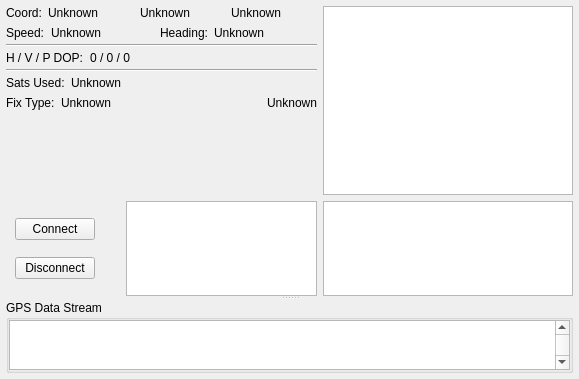
First picture: the form in ground/openpilotgcs/src/plugins/gpsdisplay/gpsdisplaywidget.ui, repository openpilot/OpenPilot, before the edit.
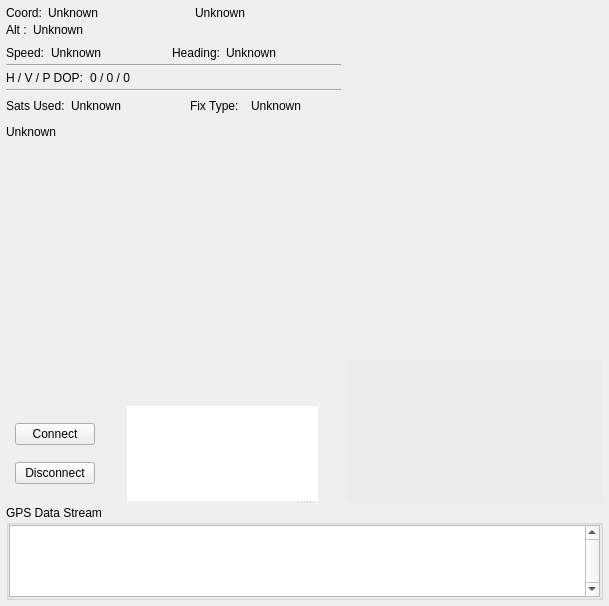
Second picture: the form after the edit. Custom widgets are drawn as their Qt base class.

Diff of the .ui file:
```diff
--- a/ground/openpilotgcs/src/plugins/gpsdisplay/gpsdisplaywidget.ui
+++ b/ground/openpilotgcs/src/plugins/gpsdisplay/gpsdisplaywidget.ui
@@ -6,8 +6,8 @@
    <rect>
     <x>0</x>
     <y>0</y>
-    <width>579</width>
-    <height>379</height>
+    <width>609</width>
+    <height>606</height>
    </rect>
   </property>
   <property name="sizePolicy">
@@ -39,13 +39,168 @@
      </property>
      <widget class="QWidget" name="layoutWidget">
       <layout class="QGridLayout" name="gridLayout" rowstretch="1,0" columnstretch="1,0">
-       <item row="0" column="0">
-        <layout class="QVBoxLayout" name="infoVerticalLayout" stretch="0,0,0,0,0,0,0,0,0,0,0,0,0,1">
+       <item row="1" column="1">
+        <widget class="GpsSnrWidget" name="gpsSnrWidget">
+         <property name="minimumSize">
+          <size>
+           <width>0</width>
+           <height>0</height>
+          </size>
+         </property>
+         <property name="maximumSize">
+          <size>
+           <width>400</width>
+           <height>140</height>
+          </size>
+         </property>
+         <property name="palette">
+          <palette>
+           <active>
+            <colorrole role="Base">
+             <brush brushstyle="SolidPattern">
+              <color alpha="255">
+               <red>236</red>
+               <green>236</green>
+               <blue>236</blue>
+              </color>
+             </brush>
+            </colorrole>
+            <colorrole role="Window">
+             <brush brushstyle="SolidPattern">
+              <color alpha="255">
+               <red>237</red>
+               <green>237</green>
+               <blue>237</blue>
+              </color>
+             </brush>
+            </colorrole>
+           </active>
+           <inactive>
+            <colorrole role="Base">
+             <brush brushstyle="SolidPattern">
+              <color alpha="255">
+               <red>236</red>
+               <green>236</green>
+               <blue>236</blue>
+              </color>
+             </brush>
+            </colorrole>
+            <colorrole role="Window">
+             <brush brushstyle="SolidPattern">
+              <color alpha="255">
+               <red>237</red>
+               <green>237</green>
+               <blue>237</blue>
+              </color>
+             </brush>
+            </colorrole>
+           </inactive>
+           <disabled>
+            <colorrole role="Base">
+             <brush brushstyle="SolidPattern">
+              <color alpha="255">
+               <red>236</red>
+               <green>236</green>
+               <blue>236</blue>
+              </color>
+             </brush>
+            </colorrole>
+            <colorrole role="Window">
+             <brush brushstyle="SolidPattern">
+              <color alpha="255">
+               <red>236</red>
+               <green>236</green>
+               <blue>236</blue>
+              </color>
+             </brush>
+            </colorrole>
+           </disabled>
+          </palette>
+         </property>
+         <property name="toolTip">
+          <string>&lt;html&gt;&lt;head/&gt;&lt;body&gt;&lt;p&gt;Displays the SNR for each detected sat. Satellite number (PRN) is displayed inside the green bar (GPS) or orange bar (SBAS). Sat SNR is displayed above (in dBHz)&lt;/p&gt;&lt;/body&gt;&lt;/html&gt;</string>
+         </property>
+         <property name="autoFillBackground">
+          <bool>false</bool>
+         </property>
+         <property name="frameShape">
+          <enum>QFrame::Panel</enum>
+         </property>
+         <property name="lineWidth">
+          <number>0</number>
+         </property>
+         <property name="verticalScrollBarPolicy">
+          <enum>Qt::ScrollBarAlwaysOff</enum>
+         </property>
+         <property name="horizontalScrollBarPolicy">
+          <enum>Qt::ScrollBarAlwaysOff</enum>
+         </property>
+        </widget>
+       </item>
+       <item row="0" column="1">
+        <layout class="QVBoxLayout" name="verticalLayout_3" stretch="0,1">
          <property name="spacing">
           <number>0</number>
          </property>
          <item>
-          <layout class="QHBoxLayout" name="infoHorizontalLayout1" stretch="0,0,1,0,1,0,1">
+          <widget class="GpsConstellationWidget" name="gpsSky">
+           <property name="enabled">
+            <bool>true</bool>
+           </property>
+           <property name="maximumSize">
+            <size>
+             <width>400</width>
+             <height>400</height>
+            </size>
+           </property>
+           <property name="styleSheet">
+            <string notr="true">background-color: rgba(255, 255, 255, 0);</string>
+           </property>
+           <property name="frameShape">
+            <enum>QFrame::Panel</enum>
+           </property>
+           <property name="verticalScrollBarPolicy">
+            <enum>Qt::ScrollBarAlwaysOff</enum>
+           </property>
+           <property name="horizontalScrollBarPolicy">
+            <enum>Qt::ScrollBarAlwaysOff</enum>
+           </property>
+           <property name="backgroundBrush">
+            <brush brushstyle="NoBrush">
+             <color alpha="255">
+              <red>0</red>
+              <green>0</green>
+              <blue>0</blue>
+             </color>
+            </brush>
+           </property>
+          </widget>
+         </item>
+         <item>
+          <spacer name="verticalSpacer_2">
+           <property name="orientation">
+            <enum>Qt::Vertical</enum>
+           </property>
+           <property name="sizeType">
+            <enum>QSizePolicy::Expanding</enum>
+           </property>
+           <property name="sizeHint" stdset="0">
+            <size>
+             <width>20</width>
+             <height>40</height>
+            </size>
+           </property>
+          </spacer>
+         </item>
+        </layout>
+       </item>
+       <item row="0" column="0" rowspan="2">
+        <layout class="QVBoxLayout" name="infoVerticalLayout" stretch="0,0,0,0,0,0,0,0,0,0,0,0,0,0,0,1,0">
+         <property name="spacing">
+          <number>0</number>
+         </property>
+         <item>
+          <layout class="QHBoxLayout" name="infoHorizontalLayout1" stretch="0,0,1,0,1,0">
            <property name="spacing">
             <number>0</number>
            </property>
@@ -118,6 +273,36 @@
              </property>
             </spacer>
            </item>
+          </layout>
+         </item>
+         <item>
+          <layout class="QHBoxLayout" name="horizontalLayout_2">
+           <property name="topMargin">
+            <number>0</number>
+           </property>
+           <item>
+            <widget class="QLabel" name="alt_label">
+             <property name="text">
+              <string>Alt :</string>
+             </property>
+            </widget>
+           </item>
+           <item>
+            <spacer name="horizontalSpacer_15">
+             <property name="orientation">
+              <enum>Qt::Horizontal</enum>
+             </property>
+             <property name="sizeType">
+              <enum>QSizePolicy::Minimum</enum>
+             </property>
+             <property name="sizeHint" stdset="0">
+              <size>
+               <width>6</width>
+               <height>20</height>
+              </size>
+             </property>
+            </spacer>
+           </item>
            <item>
             <widget class="QLabel" name="coord_value_3">
              <property name="text">
@@ -125,6 +310,19 @@
              </property>
             </widget>
            </item>
+           <item>
+            <spacer name="horizontalSpacer_16">
+             <property name="orientation">
+              <enum>Qt::Horizontal</enum>
+             </property>
+             <property name="sizeHint" stdset="0">
+              <size>
+               <width>40</width>
+               <height>20</height>
+              </size>
+             </property>
+            </spacer>
+           </item>
           </layout>
          </item>
          <item>
@@ -342,7 +540,7 @@
           </spacer>
          </item>
          <item>
-          <layout class="QHBoxLayout" name="infoHorizontalLayout4" stretch="0,0,1">
+          <layout class="QHBoxLayout" name="infoHorizontalLayout4" stretch="0,0,1,0,0,0,0,0,0,0">
            <property name="spacing">
             <number>0</number>
            </property>
@@ -371,34 +569,46 @@
            </item>
            <item>
             <widget class="QLabel" name="status_value">
+             <property name="maximumSize">
+              <size>
+               <width>100</width>
+               <height>16777215</height>
+              </size>
+             </property>
              <property name="text">
               <string>Unknown</string>
              </property>
             </widget>
            </item>
-          </layout>
+           <item>
+            <spacer name="horizontalSpacer_17">
+             <property name="orientation">
+              <enum>Qt::Horizontal</enum>
+             </property>
+             <property name="sizeHint" stdset="0">
+              <size>
+               <width>40</width>
+               <height>20</height>
+              </size>
+             </property>
+            </spacer>
          </item>
          <item>
-          <spacer name="verticalSpacer_4">
+            <spacer name="horizontalSpacer_11">
            <property name="orientation">
-            <enum>Qt::Vertical</enum>
+              <enum>Qt::Horizontal</enum>
            </property>
            <property name="sizeType">
-            <enum>QSizePolicy::Preferred</enum>
+              <enum>QSizePolicy::Minimum</enum>
            </property>
            <property name="sizeHint" stdset="0">
             <size>
-             <width>20</width>
-             <height>6</height>
+               <width>6</width>
+               <height>0</height>
             </size>
            </property>
           </spacer>
          </item>
-         <item>
-          <layout class="QHBoxLayout" name="infoHorizontalLayout5" stretch="0,0,1,0,0">
-           <property name="spacing">
-            <number>0</number>
-           </property>
            <item>
             <widget class="QLabel" name="fix_label">
              <property name="text">
@@ -407,7 +617,7 @@
             </widget>
            </item>
            <item>
-            <spacer name="horizontalSpacer_11">
+            <spacer name="horizontalSpacer_20">
              <property name="orientation">
               <enum>Qt::Horizontal</enum>
              </property>
@@ -422,20 +632,13 @@
              </property>
             </spacer>
            </item>
-           <item>
-            <widget class="QLabel" name="fix_value">
-             <property name="text">
-              <string>Unknown</string>
-             </property>
-            </widget>
-           </item>
            <item>
             <spacer name="horizontalSpacer_12">
              <property name="orientation">
               <enum>Qt::Horizontal</enum>
              </property>
              <property name="sizeType">
-              <enum>QSizePolicy::Minimum</enum>
+              <enum>QSizePolicy::Expanding</enum>
              </property>
              <property name="sizeHint" stdset="0">
               <size>
@@ -445,13 +648,85 @@
              </property>
             </spacer>
            </item>
+           <item>
+            <widget class="QLabel" name="fix_value">
+             <property name="text">
+              <string>Unknown</string>
+             </property>
+            </widget>
+           </item>
+           <item>
+            <spacer name="horizontalSpacer_19">
+             <property name="orientation">
+              <enum>Qt::Horizontal</enum>
+             </property>
+             <property name="sizeHint" stdset="0">
+              <size>
+               <width>40</width>
+               <height>20</height>
+              </size>
+             </property>
+            </spacer>
+           </item>
+          </layout>
+         </item>
+         <item>
+          <spacer name="verticalSpacer_4">
+           <property name="orientation">
+            <enum>Qt::Vertical</enum>
+           </property>
+           <property name="sizeType">
+            <enum>QSizePolicy::Preferred</enum>
+           </property>
+           <property name="sizeHint" stdset="0">
+            <size>
+             <width>20</width>
+             <height>6</height>
+            </size>
+           </property>
+          </spacer>
+         </item>
+         <item>
+          <layout class="QHBoxLayout" name="infoHorizontalLayout5" stretch="0,0">
+           <property name="spacing">
+            <number>0</number>
+           </property>
+           <property name="topMargin">
+            <number>0</number>
+           </property>
            <item>
             <widget class="QLabel" name="time_value">
+             <property name="maximumSize">
+              <size>
+               <width>16777215</width>
+               <height>16777215</height>
+              </size>
+             </property>
              <property name="text">
               <string>Unknown</string>
              </property>
             </widget>
            </item>
+           <item>
+            <spacer name="horizontalSpacer_18">
+             <property name="orientation">
+              <enum>Qt::Horizontal</enum>
+             </property>
+             <property name="sizeHint" stdset="0">
+              <size>
+               <width>40</width>
+               <height>20</height>
+              </size>
+             </property>
+            </spacer>
+           </item>
+          </layout>
+         </item>
+         <item>
+          <layout class="QHBoxLayout" name="horizontalLayout_3">
+           <property name="topMargin">
+            <number>0</number>
+           </property>
           </layout>
          </item>
          <item>
@@ -470,10 +745,8 @@
            </property>
           </spacer>
          </item>
-        </layout>
-       </item>
-       <item row="1" column="0">
-        <layout class="QHBoxLayout" name="horizontalLayout2" stretch="0,0,0,1,0">
+         <item>
+          <layout class="QHBoxLayout" name="horizontalLayout2" stretch="0,0,0,0,0,0">
          <property name="spacing">
           <number>0</number>
          </property>
@@ -532,6 +805,9 @@
            <property name="orientation">
             <enum>Qt::Horizontal</enum>
            </property>
+             <property name="sizeType">
+              <enum>QSizePolicy::Expanding</enum>
+             </property>
            <property name="sizeHint" stdset="0">
             <size>
              <width>0</width>
@@ -564,7 +840,13 @@
             <bool>false</bool>
            </property>
            <property name="toolTip">
-            <string extracomment="Location of GCS on the Earth"/>
+              <string extracomment="Location of GCS on the Earth">&lt;html&gt;&lt;head/&gt;&lt;body&gt;&lt;p&gt;Location of GCS on the Earth&lt;/p&gt;&lt;/body&gt;&lt;/html&gt;</string>
+             </property>
+             <property name="frameShape">
+              <enum>QFrame::NoFrame</enum>
+             </property>
+             <property name="lineWidth">
+              <number>0</number>
            </property>
            <property name="verticalScrollBarPolicy">
             <enum>Qt::ScrollBarAlwaysOff</enum>
@@ -577,65 +859,20 @@
            </property>
           </widget>
          </item>
-        </layout>
-       </item>
-       <item row="1" column="1">
-        <widget class="GpsSnrWidget" name="gpsSnrWidget">
-         <property name="maximumSize">
-          <size>
-           <width>250</width>
-           <height>95</height>
-          </size>
-         </property>
-         <property name="toolTip">
-          <string>Displays the SNR for each detected sat.
-Satellite number (PRN) is displayed inside the green bar.
-Sat SNR is displayed above (in dBHz)</string>
-         </property>
-         <property name="verticalScrollBarPolicy">
-          <enum>Qt::ScrollBarAlwaysOff</enum>
-         </property>
-         <property name="horizontalScrollBarPolicy">
-          <enum>Qt::ScrollBarAlwaysOff</enum>
-         </property>
-        </widget>
-       </item>
-       <item row="0" column="1">
-        <layout class="QVBoxLayout" name="verticalLayout_3" stretch="0,1">
-         <property name="spacing">
-          <number>0</number>
-         </property>
          <item>
-          <widget class="GpsConstellationWidget" name="gpsSky">
-           <property name="maximumSize">
-            <size>
-             <width>250</width>
-             <height>250</height>
-            </size>
-           </property>
-           <property name="verticalScrollBarPolicy">
-            <enum>Qt::ScrollBarAlwaysOff</enum>
-           </property>
-           <property name="horizontalScrollBarPolicy">
-            <enum>Qt::ScrollBarAlwaysOff</enum>
-           </property>
-          </widget>
-         </item>
-         <item>
-          <spacer name="verticalSpacer_2">
+            <spacer name="horizontalSpacer_14">
            <property name="orientation">
-            <enum>Qt::Vertical</enum>
-           </property>
-           <property name="sizeType">
-            <enum>QSizePolicy::Ignored</enum>
+              <enum>Qt::Horizontal</enum>
            </property>
            <property name="sizeHint" stdset="0">
             <size>
              <width>20</width>
-             <height>40</height>
+               <height>20</height>
             </size>
            </property>
           </spacer>
+           </item>
+          </layout>
          </item>
         </layout>
        </item>
@@ -663,6 +900,9 @@
            <height>50</height>
           </size>
          </property>
+         <property name="lineWidth">
+          <number>0</number>
+         </property>
          <property name="verticalScrollBarPolicy">
           <enum>Qt::ScrollBarAlwaysOn</enum>
          </property>
```
Left out of the diff: 22 changed lines with no effect on the pictures. Lines whose indentation alone changed are shown as unchanged.
